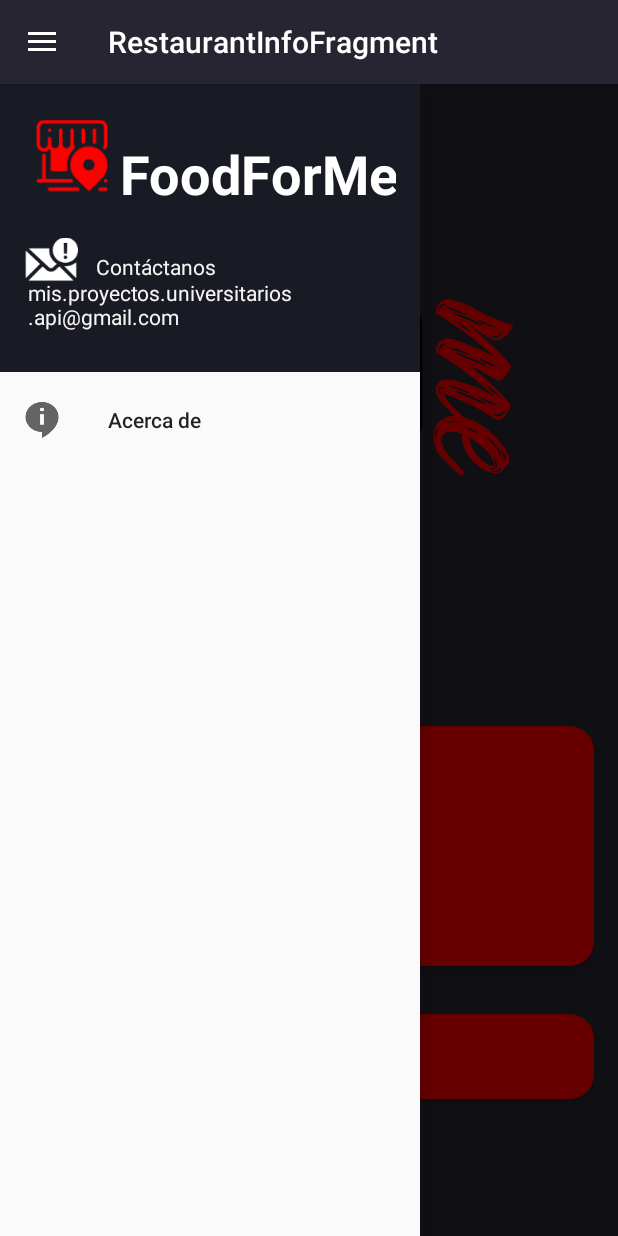
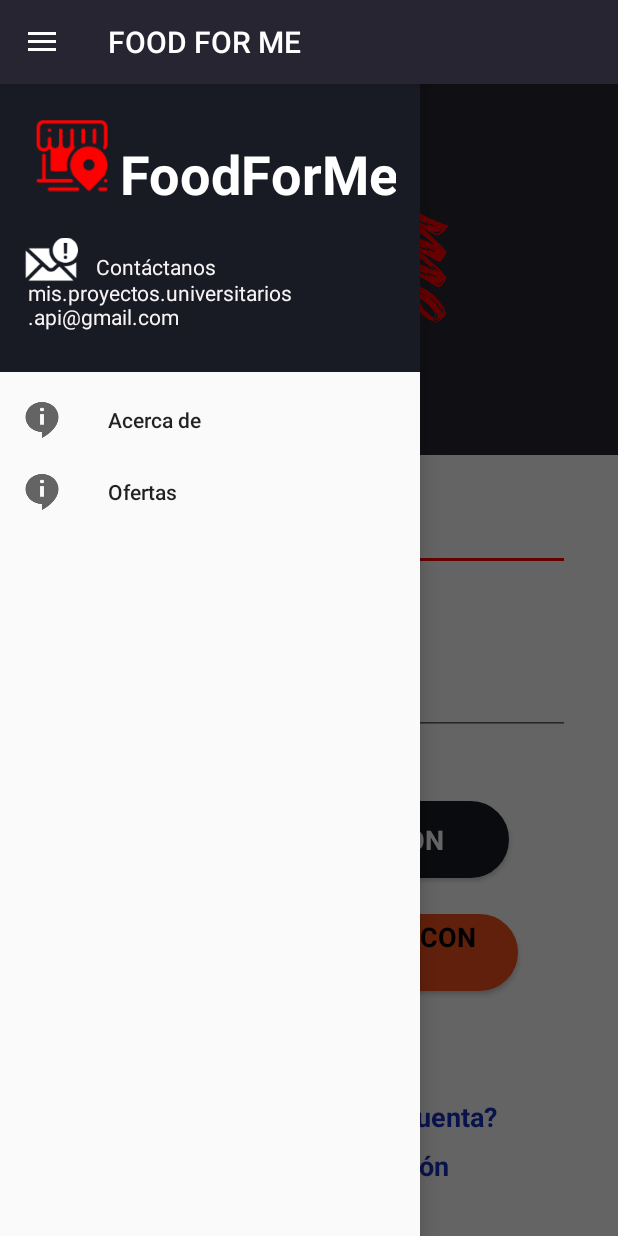
Before and after one commit to DiaZa13/PPM_PROYECTO, an Android app: the screen it shows after launch (MainActivity), with the side drawer open, on a phone screen of 412 x 824 dp. Run offline under Robolectric (Android 15) with nearby library versions, the phone set to English and light mode, and no system bars; our stand-ins replace Firebase (no records; nobody signed in at launch, a user with empty details on screens opened directly), data binding, navigation-ui; Roboto replaces fonts that are not available here.

Commit message:
Le agregué el nav y volví que iniciara desde el inicio

```diff
--- a/app/src/main/res/menu/nav_drawer.xml
+++ b/app/src/main/res/menu/nav_drawer.xml
@@ -7,5 +7,10 @@
         android:icon="@mipmap/ic_about"
         android:title="Acerca de" />
 
+    <item
+        android:id="@+id/showOfertasFragment"
+        android:icon="@mipmap/ic_about"
+        android:title="Ofertas" />
+
 
 </menu>
--- a/app/src/main/res/navigation/navigation.xml
+++ b/app/src/main/res/navigation/navigation.xml
@@ -4,7 +4,7 @@
     xmlns:tools="http://schemas.android.com/tools"
     android:id="@+id/navigation"
     tools:ignore="UnusedNavigation"
-    app:startDestination="@id/restaurantInfoFragment">
+    app:startDestination="@id/loginFragment">
 
 
     <fragment
```
